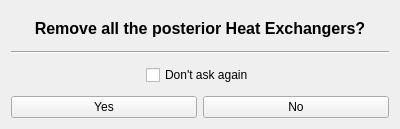
Old version of the form interface/remover_anteriores.ui in the repository CarlosTadeuVassoler/MPinch.
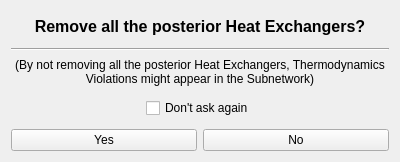
New version of the form.

Diff of the .ui file:
```diff
--- a/interface/remover_anteriores.ui
+++ b/interface/remover_anteriores.ui
@@ -7,7 +7,7 @@
     <x>0</x>
     <y>0</y>
     <width>400</width>
-    <height>129</height>
+    <height>162</height>
    </rect>
   </property>
   <property name="windowTitle">
@@ -41,6 +41,19 @@
        </property>
       </widget>
      </item>
+     <item>
+      <widget class="QLabel" name="label_2">
+       <property name="text">
+        <string>(By not removing all the posterior Heat Exchangers, Thermodynamics Violations might appear in the Subnetwork)</string>
+       </property>
+       <property name="alignment">
+        <set>Qt::AlignCenter</set>
+       </property>
+       <property name="wordWrap">
+        <bool>true</bool>
+       </property>
+      </widget>
+     </item>
      <item>
       <spacer name="verticalSpacer_2">
        <property name="orientation">
```
